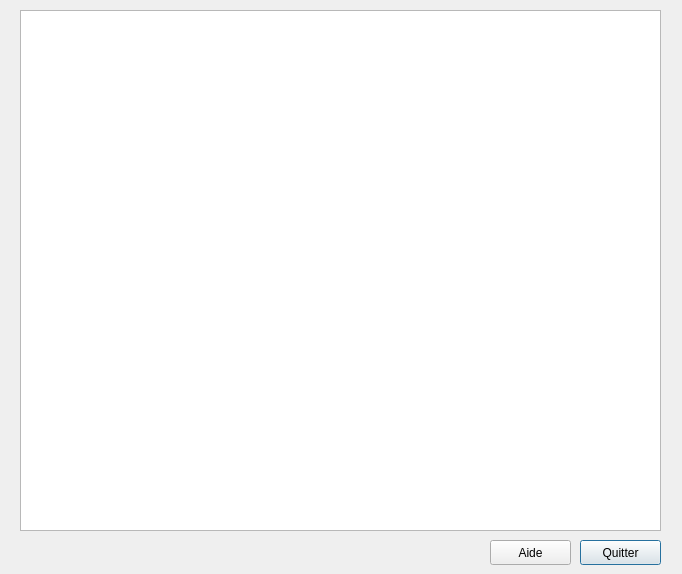
Old version of the form src/mensurationsdialog.ui in the repository oktal/bodeasy.
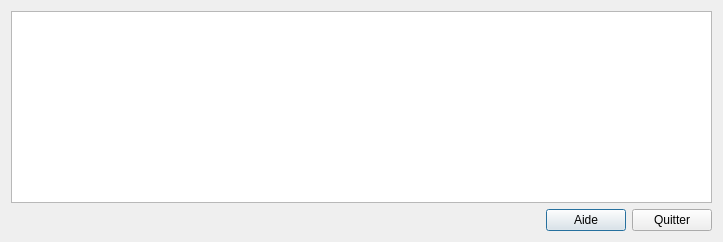
New version of the form. Icons and pictures are not drawn.

Commit message: Reworked on Mensurations Dialog

Diff of the .ui file:
```diff
--- a/src/mensurationsdialog.ui
+++ b/src/mensurationsdialog.ui
@@ -6,7 +6,7 @@
    <rect>
     <x>0</x>
     <y>0</y>
-    <width>682</width>
+    <width>712</width>
     <height>574</height>
    </rect>
   </property>
@@ -17,42 +17,28 @@
    <iconset resource="ressources.qrc">
     <normaloff>:/images/measure-icon.png</normaloff>:/images/measure-icon.png</iconset>
   </property>
-  <widget class="QGraphicsView" name="graphicsView">
-   <property name="geometry">
-    <rect>
-     <x>20</x>
-     <y>10</y>
-     <width>641</width>
-     <height>521</height>
-    </rect>
+  <layout class="QGridLayout" name="gridLayout">
+   <property name="sizeConstraint">
+    <enum>QLayout::SetFixedSize</enum>
    </property>
-  </widget>
-  <widget class="QPushButton" name="btnClose">
-   <property name="geometry">
-    <rect>
-     <x>580</x>
-     <y>540</y>
-     <width>81</width>
-     <height>25</height>
-    </rect>
-   </property>
-   <property name="text">
-    <string>Quitter</string>
-   </property>
-   <property name="icon">
-    <iconset resource="ressources.qrc">
-     <normaloff>:/images/close-icon.png</normaloff>:/images/close-icon.png</iconset>
-   </property>
-  </widget>
+   <item row="0" column="0" colspan="3">
+    <widget class="QGraphicsView" name="graphicsView"/>
+   </item>
+   <item row="1" column="0">
+    <spacer name="horizontalSpacer">
+     <property name="orientation">
+      <enum>Qt::Horizontal</enum>
+     </property>
+     <property name="sizeHint" stdset="0">
+      <size>
+       <width>529</width>
+       <height>20</height>
+      </size>
+     </property>
+    </spacer>
+   </item>
+   <item row="1" column="1">
   <widget class="QPushButton" name="btnHelp">
-   <property name="geometry">
-    <rect>
-     <x>490</x>
-     <y>540</y>
-     <width>81</width>
-     <height>25</height>
-    </rect>
-   </property>
    <property name="text">
     <string>Aide</string>
    </property>
@@ -61,6 +47,19 @@
      <normaloff>:/images/help-icon.png</normaloff>:/images/help-icon.png</iconset>
    </property>
   </widget>
+   </item>
+   <item row="1" column="2">
+    <widget class="QPushButton" name="btnClose">
+     <property name="text">
+      <string>Quitter</string>
+     </property>
+     <property name="icon">
+      <iconset resource="ressources.qrc">
+       <normaloff>:/images/close-icon.png</normaloff>:/images/close-icon.png</iconset>
+     </property>
+    </widget>
+   </item>
+  </layout>
  </widget>
  <resources>
   <include location="ressources.qrc"/>
```
Lines whose indentation alone changed are shown as unchanged. The commit also changes 4 other files.
